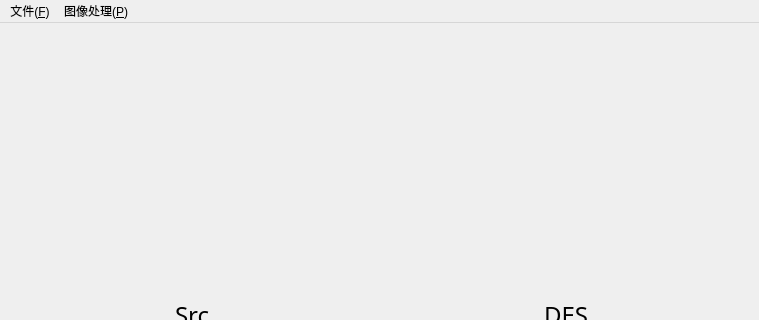
Old version of the form GUI.ui in the repository icanerandy/BeautyCamera; both pictures show x 0 to 759 and y 0 to 320 of the 759 by 628 pixel window.
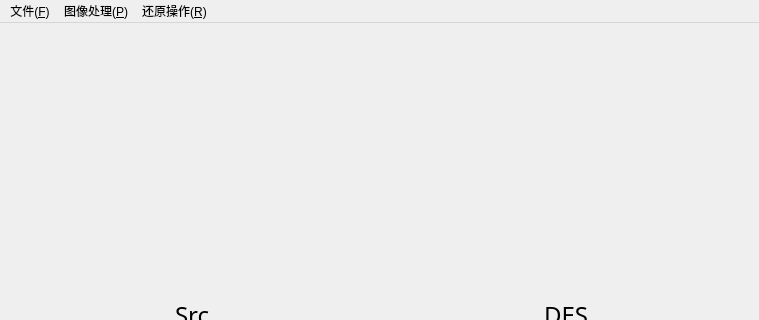
New version of the form.

Commit message: 优化了实时视频美颜效率 将图像美颜操作提取为单独的一个类

Diff of the .ui file:
```diff
--- a/GUI.ui
+++ b/GUI.ui
@@ -79,8 +79,15 @@
     </property>
     <addaction name="action_P"/>
    </widget>
+   <widget class="QMenu" name="menu">
+    <property name="title">
+     <string>还原操作(&amp;R)</string>
+    </property>
+    <addaction name="action_R"/>
+   </widget>
    <addaction name="menu_F"/>
    <addaction name="menu_P"/>
+   <addaction name="menu"/>
   </widget>
   <widget class="QStatusBar" name="statusbar"/>
   <action name="action_O">
```
Left out of the diff: 8 changed lines with no effect on the pictures. The commit also changes 5 other files.
